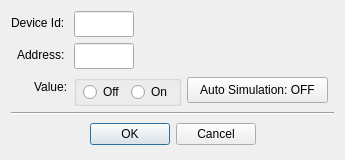
Qt form src/dialogs/dialogwritestatusregister.ui (sanny32/OpenModSim) before a commit.
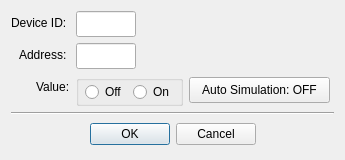
The same form after that commit. Custom widgets are drawn as their Qt base class.

Commit message: Enhance MainStatusBar to display normalized device IDs and update UI text for consistency

The edit to the form file:
```diff
--- a/src/dialogs/dialogwritestatusregister.ui
+++ b/src/dialogs/dialogwritestatusregister.ui
@@ -20,7 +20,7 @@
    <item row="0" column="0">
     <widget class="QLabel" name="labelNode">
      <property name="text">
-      <string>Device Id: </string>
+      <string>Device ID: </string>
      </property>
     </widget>
    </item>
```
The commit also changes 13 other files.
